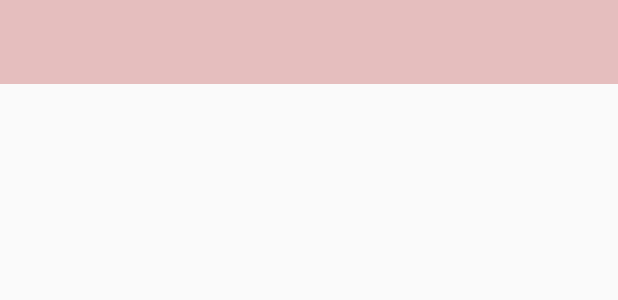
After one commit to heeejoo0518/4723app, an Android app: the layout activity_benefit.xml on its own in the app's theme, with its tools: preview values and no code run, on a phone screen of 412 x 824 dp. The commit adds this screen. Shown: the top 300 px of the screen. Run offline under Robolectric (Android 15) with nearby library versions, the phone set to English and light mode, and no system bars.

Commit message:
혜택 activity 추가(툴바만 있음)

```diff
--- a/app/src/main/AndroidManifest.xml
+++ b/app/src/main/AndroidManifest.xml
@@ -76,6 +76,7 @@
         <activity android:name=".CustomDialog_LastDay" />
         <activity android:name=".CustomDialog_HealthCenter" />
         <activity android:name=".Health.Example"></activity>
+        <activity android:name=".Benefit"/>
     </application>
 
 </manifest>
--- /dev/null
+++ b/app/src/main/res/layout/activity_benefit.xml
@@ -0,0 +1,18 @@
+<?xml version="1.0" encoding="utf-8"?>
+<RelativeLayout xmlns:android="http://schemas.android.com/apk/res/android"
+    android:layout_width="match_parent"
+    android:layout_height="match_parent"
+    xmlns:app="http://schemas.android.com/apk/res-auto">
+
+    <android.support.v7.widget.Toolbar
+        android:id="@+id/my_toolbar"
+        android:layout_width="match_parent"
+        android:layout_height="wrap_content"
+        android:layout_alignParentTop="true"
+        android:background="?attr/colorPrimary"
+        android:minHeight="?attr/actionBarSize"
+        android:theme="@style/ThemeOverlay.AppCompat.Dark.ActionBar"
+        app:popupTheme="@style/ThemeOverlay.AppCompat.Light">
+    </android.support.v7.widget.Toolbar>
+
+</RelativeLayout>
```
Also changed, not shown: app/src/main/java/com/example/koh/a4723_app/Benefit.java (added, +19 -0 lines), app/src/main/java/com/example/koh/a4723_app/MainActivity.java (+8 -0 lines).
